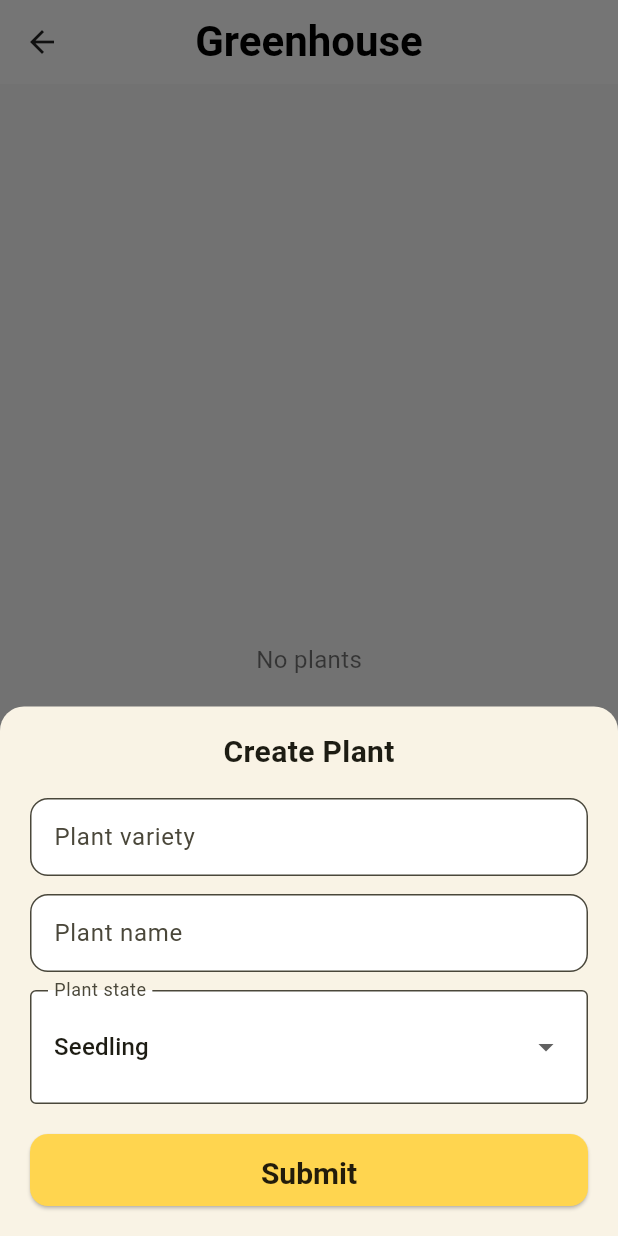
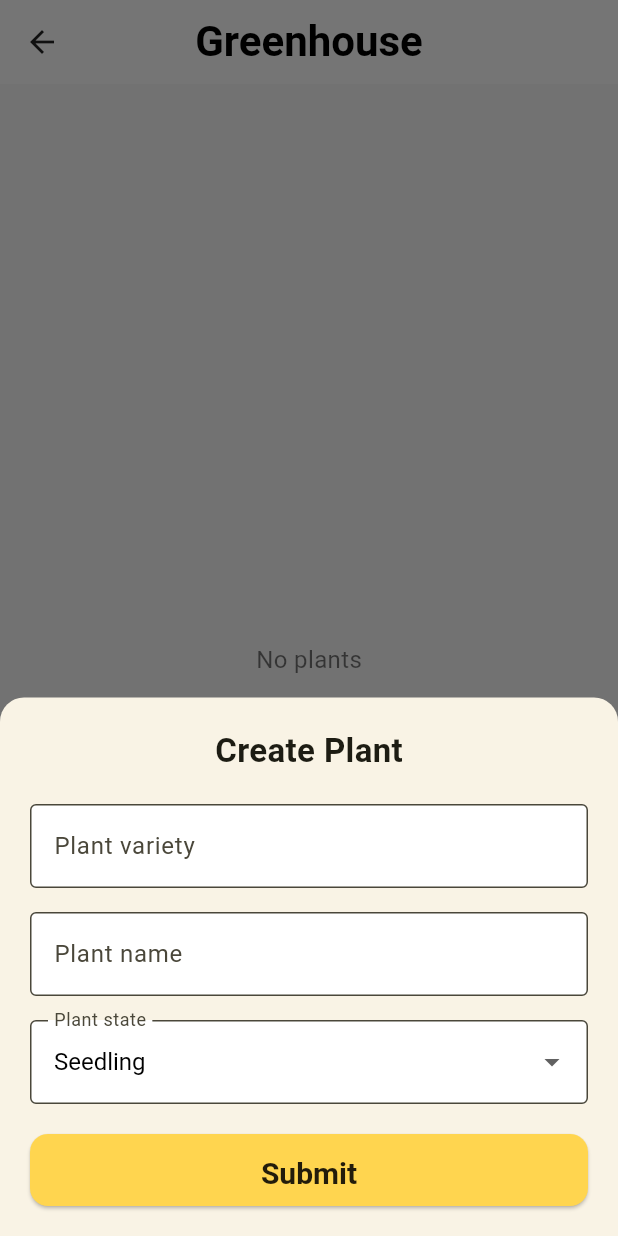
Before and after one commit to Felix-0901/Plant_APP, a Flutter app: the GreenhousePage screen opened by its route, after a tap on the "add" icon, on a phone screen of 412 x 824 dp. Run offline on Flutter 3.47's test engine with Material 3 defaults, Android fonts, the phone set to English and light mode, and no system bars; our stand-ins replace shared_preferences; accounts and stored records are empty.

Commit message:
優化新增植物頁面 UI

```diff
--- a/lib/pages/plant_create_sheet.dart
+++ b/lib/pages/plant_create_sheet.dart
@@ -1,3 +1,4 @@
+// lib/pages/plant_create_sheet.dart
 import 'package:flutter/material.dart';
 import '../services/api_service.dart';
 import '../utils/session.dart';
@@ -14,7 +15,7 @@ class _PlantCreateSheetState extends State<PlantCreateSheet> {
   final _form = GlobalKey<FormState>();
   final _variety = TextEditingController();
   final _name = TextEditingController();
-  String _state = 'Seedling'; // 預設
+  String _state = 'seedling'; // 預設值
   bool _loading = false;
 
   @override
@@ -44,7 +45,7 @@ class _PlantCreateSheetState extends State<PlantCreateSheet> {
         email: email,
       );
 
-      // 依題意：成功不跳提示，直接關閉並回傳 true
+      // 成功：直接關閉並回傳 true
       // ignore: avoid_print
       print('Create plant => $data');
       if (!mounted) return;
@@ -58,74 +59,76 @@ class _PlantCreateSheetState extends State<PlantCreateSheet> {
 
   @override
   Widget build(BuildContext context) {
-    // 讓 BottomSheet 配合鍵盤高度
-    final viewInsets = MediaQuery.of(context).viewInsets;
+    final bottomInset = MediaQuery.of(context).viewInsets.bottom;
 
     return Padding(
-      padding: EdgeInsets.only(bottom: viewInsets.bottom),
+      padding: EdgeInsets.only(left: 20, right: 20, top: 20, bottom: bottomInset + 20),
       child: SafeArea(
         top: false,
         child: SingleChildScrollView(
-          padding: const EdgeInsets.fromLTRB(20, 16, 20, 20),
           child: Form(
             key: _form,
             child: Column(
-              crossAxisAlignment: CrossAxisAlignment.stretch,
+              mainAxisSize: MainAxisSize.min,
               children: [
-                // 抬頭
-                const Center(
-                  child: Text(
-                    'Create Plant',
-                    style: TextStyle(fontSize: 20, fontWeight: FontWeight.w700),
-                  ),
-                ),
-                const SizedBox(height: 16),
+                const Text('Create Plant', style: TextStyle(fontSize: 22, fontWeight: FontWeight.bold)),
+                const SizedBox(height: 20),
 
                 // Plant variety
                 TextFormField(
                   controller: _variety,
-                  decoration: const InputDecoration(labelText: 'Plant variety'),
-                  validator: (v) => requiredValidator(v, label: 'Plant variety'),
+                  decoration: const InputDecoration(
+                    labelText: 'Plant variety',
+                    border: OutlineInputBorder(),
+                    contentPadding: EdgeInsets.symmetric(vertical: 16, horizontal: 12),
+                  ),
+                  validator: (v) => (v == null || v.trim().isEmpty) ? 'Please enter variety' : null,
                 ),
-                const SizedBox(height: 12),
+                const SizedBox(height: 16),
 
                 // Plant name
                 TextFormField(
                   controller: _name,
-                  decoration: const InputDecoration(labelText: 'Plant name'),
-                  validator: (v) => requiredValidator(v, label: 'Plant name'),
+                  decoration: const InputDecoration(
+                    labelText: 'Plant name',
+                    border: OutlineInputBorder(),
+                    contentPadding: EdgeInsets.symmetric(vertical: 16, horizontal: 12),
+                  ),
+                  validator: (v) => (v == null || v.trim().isEmpty) ? 'Please enter name' : null,
                 ),
-                const SizedBox(height: 12),
+                const SizedBox(height: 16),
 
-                // Plant state (dropdown)
-                InputDecorator(
-                  decoration: const InputDecoration(labelText: 'Plant state', border: OutlineInputBorder()),
-                  child: DropdownButtonHideUnderline(
-                    child: DropdownButton<String>(
-                      value: _state,
-                      isExpanded: true,
-                      items: const [
-                        DropdownMenuItem(value: 'Seedling', child: Text('Seedling')),
-                        DropdownMenuItem(value: 'Growing', child: Text('Growing')),
-                        DropdownMenuItem(value: 'Stable', child: Text('Stable')),
-                      ],
-                      onChanged: (v) => setState(() => _state = v ?? _state),
-                    ),
+                // Plant state (dropdown) —— 高度、寬度、文字顏色和 TextFormField 一致
+                DropdownButtonFormField<String>(
+                  value: _state,
+                  onChanged: (v) => setState(() => _state = v ?? _state),
+                  items: const [
+                    DropdownMenuItem(value: 'seedling', child: Text('Seedling')),
+                    DropdownMenuItem(value: 'growing', child: Text('Growing')),
+                    DropdownMenuItem(value: 'stable', child: Text('Stable')),
+                  ],
+                  decoration: const InputDecoration(
+                    labelText: 'Plant state',
+                    border: OutlineInputBorder(),
+                    contentPadding: EdgeInsets.symmetric(vertical: 16, horizontal: 12),
                   ),
+                  style: const TextStyle(
+                    fontSize: 16,
+                    color: Colors.black, // ✅ 文字顏色和 TextFormField 一樣
+                  ),
+                  dropdownColor: Colors.white, // ✅ 下拉背景白色
+                  isDense: true, // ✅ 保持標準高度
                 ),
                 const SizedBox(height: 20),
 
                 // Submit
                 SizedBox(
+                  width: double.infinity,
                   height: 48,
                   child: ElevatedButton(
                     onPressed: _loading ? null : _submit,
                     child: _loading
-                        ? const SizedBox(
-                            height: 20,
-                            width: 20,
-                            child: CircularProgressIndicator(strokeWidth: 2),
-                          )
+                        ? const SizedBox(width: 20, height: 20, child: CircularProgressIndicator(strokeWidth: 2))
                         : const Text('Submit'),
                   ),
                 ),
```
